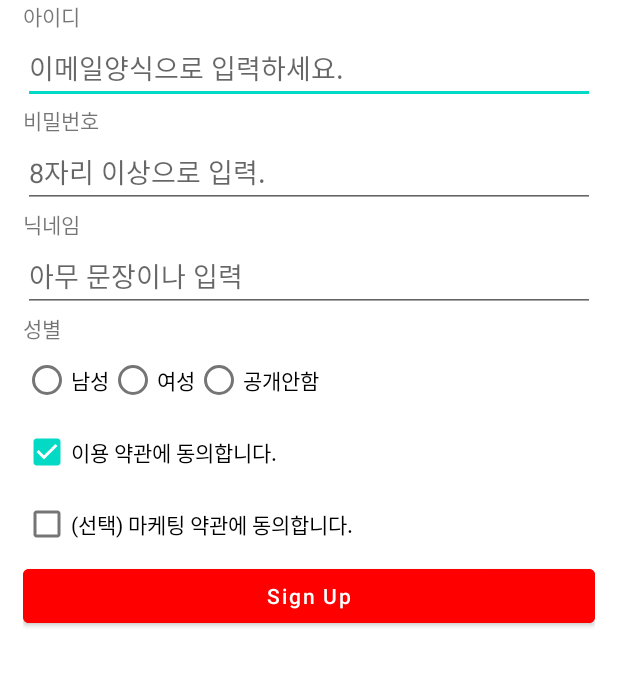
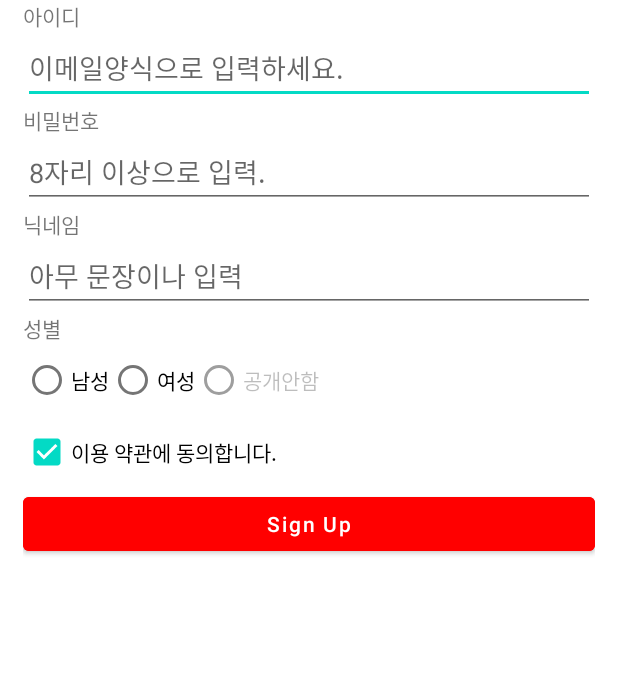
Before and after one commit to LIM-BAEK-SAN/limbs_20220516, an Android app: the screen it shows after launch (MainActivity), on a phone screen of 412 x 824 dp, the part 234-921 px from its top. Run offline under Robolectric (Android 15) with nearby library versions, the phone set to English and light mode, and no system bars.

Commit message:
enabled / visibility 속성 체험.

```diff
--- a/app/src/main/res/layout/activity_main.xml
+++ b/app/src/main/res/layout/activity_main.xml
@@ -79,6 +79,7 @@
         <RadioButton
             android:layout_width="wrap_content"
             android:layout_height="wrap_content"
+            android:enabled="false"
             android:text="공개안함" />
     </RadioGroup>
     <CheckBox
@@ -90,6 +91,7 @@
     <CheckBox
         android:layout_width="wrap_content"
         android:layout_height="wrap_content"
+        android:visibility="gone"
         android:text="(선택) 마케팅 약관에 동의합니다."/>
 
     <Button
```
